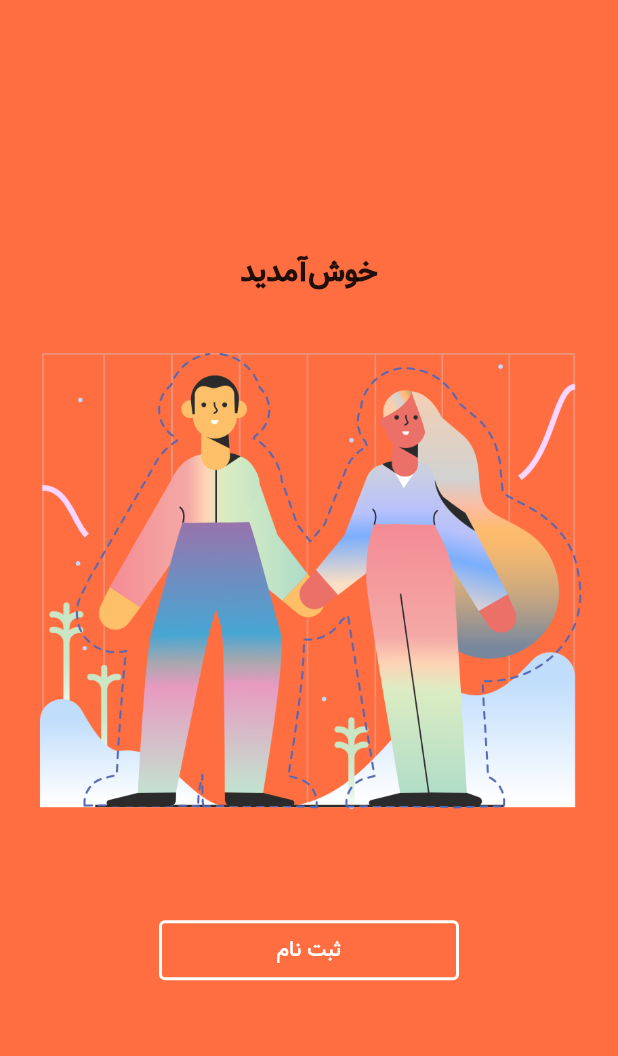
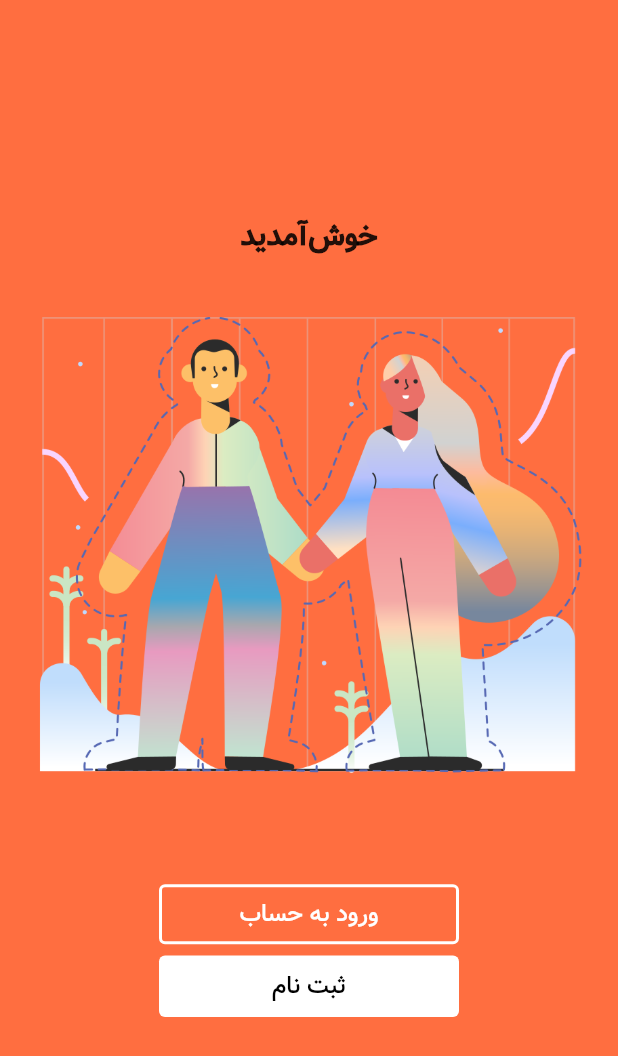
Before and after one commit to amirahmadadibi/flutter_blog_project, a Flutter app: the screen it shows after launch, on a phone screen of 412 x 824 dp. Shown: the top 1056 px of the screen. Run offline on Flutter 3.47's test engine with Material 2 defaults, Android fonts, the light colour scheme and no system bars.

Commit message:
week5 E11 crate field textbutton

```diff
--- a/lib/main.dart
+++ b/lib/main.dart
@@ -41,7 +41,22 @@ class HomeScreen extends StatelessWidget {
                   side: BorderSide(color: Colors.white, width: 2.0),
                   primary: Colors.white),
               onPressed: () {},
-              child: Text('ثبت نام'),
+              child: Text(
+                'ورود به حساب',
+                style: TextStyle(fontSize: 16),
+              ),
+            ),
+            TextButton(
+              style: TextButton.styleFrom(
+                primary: Colors.black,
+                backgroundColor: Colors.white,
+                minimumSize: Size(200.0, 40.0),
+              ),
+              onPressed: () {},
+              child: Text(
+                'ثبت نام',
+                style: TextStyle(fontSize: 16),
+              ),
             )
           ],
         ),
```
Also changed, not shown: 2 other files.
